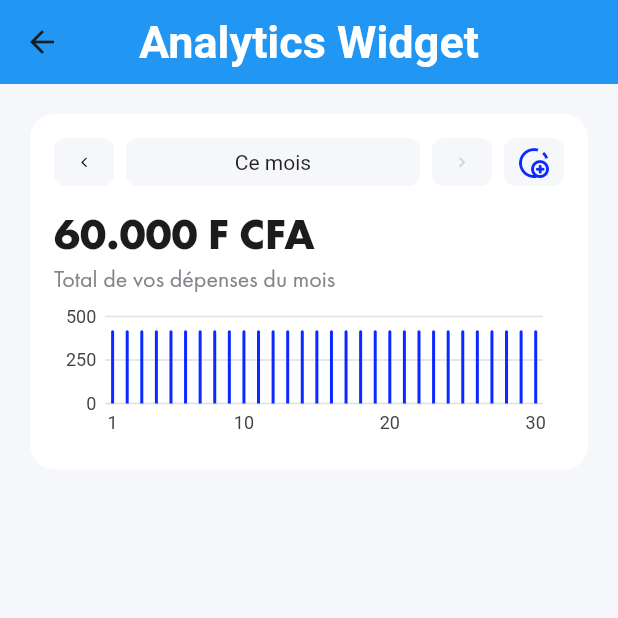
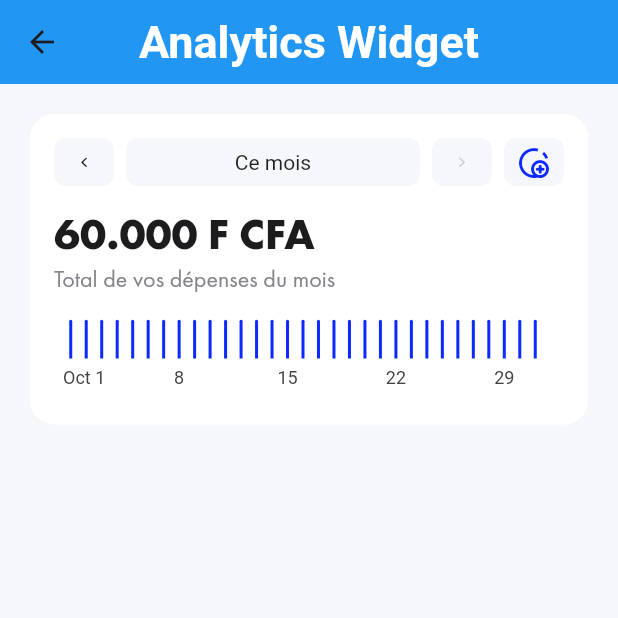
Before and after one commit to djamoapp/app-ui, a Flutter app: the AnalyticsView screen opened by its route, on a phone screen of 412 x 824 dp, the top half of it. Run offline on Flutter 3.47's test engine with Material 2 defaults, Android fonts, the phone set to English and light mode, and no system bars; our stand-ins replace cached_network_image, charts_flutter, countup, custom_sliding_segmented_control, dotted_line, flutter_svg and 5 more; missing offline and left inert: country_calling_code_picker; Roboto replaces fonts that are missing (Futura PT).

Commit message:
Implement new chart widget

```diff
--- /dev/null
+++ b/lib/core/models/chart_coodinate.dart
@@ -0,0 +1,9 @@
+import 'dart:ui';
+
+class ChartCoordinates<X, Y> {
+  final X x;
+  final Y y;
+  final Color? color;
+
+  ChartCoordinates(this.x, this.y, {this.color});
+}
--- a/lib/core_components/views/analytics_widget/analytics_widget.dart
+++ b/lib/core_components/views/analytics_widget/analytics_widget.dart
@@ -1,4 +1,6 @@
 import 'dart:math';
+import 'package:app_ui/core/models/chart_coodinate.dart';
+import 'package:app_ui/core_components/views/analytics_widget/app_time_chart.dart';
 import 'package:app_ui/core_components/views/container/app_container.dart';
 import 'package:charts_flutter/flutter.dart' as charts;
 import 'package:app_ui/design_tokens/colors/interface_colors.dart';
@@ -221,48 +223,14 @@ class _AppAnalyticsWidgetState extends State<AppAnalyticsWidget> {
               color: NeutralColors.disabledTextColor,
             ),
           ),
-          SizedBox(
-            height: 100,
-            child: charts.BarChart(
-              [
-                charts.Series<Map<String, dynamic>, String>(
-                  id: 'app_chart',
-                  colorFn: (_, __) => charts.Color(
-                      r: InterfaceColors.action.defaultColor!.red,
-                      g: InterfaceColors.action.defaultColor!.green,
-                      b: InterfaceColors.action.defaultColor!.blue),
-                  domainFn: (data, _) => data[widget.dataDomainKey] == null
-                      ? ' ' * _!
-                      : data[widget.dataDomainKey].toString(),
-                  measureFn: (data, _) => data[widget.dataMeasureFnKey],
-                  data: widget.data[_currentMonth],
-                )..setAttribute(
-                    charts.measureAxisIdKey,
-                    _secondaryMeasureAxisId,
-                  ),
-              ],
-              animate: true,
-              defaultRenderer: charts.BarRendererConfig(
-                maxBarWidthPx: 2,
+          AppTimeChart(
+            height: 70,
+            data: List.generate(
+              31,
+              (index) => ChartCoordinates(
+                DateTime(2022, 10, index + 1),
+                Random().nextDouble() * 500,
               ),
-              domainAxis: const charts.AxisSpec<String>(
-                showAxisLine: false,
-              ),
-              behaviors: [
-                charts.LinePointHighlighter(
-                  showHorizontalFollowLine:
-                      charts.LinePointHighlighterFollowLineType.none,
-                  showVerticalFollowLine:
-                      charts.LinePointHighlighterFollowLineType.nearest,
-                ),
-                charts.SelectNearest(
-                    eventTrigger: charts.SelectionTrigger.tapAndDrag),
-                charts.InitialSelection(selectedDataConfig: [
-                  charts.SeriesDatumConfig<String>(
-                      chartSeriesId, "${DateTime.now().day}")
-                ]),
-                //charts.LinePointHighlighter(symbolRenderer: _CustomCircleSymbolRenderer(pointerValue: 12))
-              ],
             ),
           ),
           if (_showGauges && widget.bottom != null) ...[
--- /dev/null
+++ b/lib/core_components/views/analytics_widget/app_time_chart.dart
@@ -0,0 +1,249 @@
+import 'dart:math';
+
+import 'package:app_ui/core_components/views/container/app_container.dart';
+import 'package:app_ui/design_tokens/colors/neutral_colors.dart';
+import 'package:app_ui/design_tokens/layout_and_spacing/app_spacings.dart';
+import 'package:app_ui/design_tokens/typography/typography.dart';
+import 'package:flutter/material.dart';
+import '../../../core/models/chart_coodinate.dart';
+import '../../../design_tokens/colors/interface_colors.dart';
+import 'package:charts_flutter/flutter.dart' as charts;
+import 'package:charts_flutter/src/text_style.dart' as style;
+import 'package:charts_flutter/src/text_element.dart';
+
+class AppTimeChart extends StatelessWidget {
+  const AppTimeChart({
+    Key? key,
+    required this.data,
+    this.height = 100,
+    this.barColor,
+    this.animate = true,
+    this.primaryAxisFormatter,
+    this.showPrimaryAxisLine = false,
+    this.domainAxisFormatter,
+    this.showDomainAxisLine = false,
+    this.barWidth = 2,
+    this.increments = const [5],
+    this.showPrimaryAxis = false,
+  }) : super(key: key);
+
+  final double height;
+
+  final int barWidth;
+
+  final Color? barColor;
+
+  final List<ChartCoordinates<DateTime, double>> data;
+
+  final bool animate;
+
+  final String Function(num? value)? primaryAxisFormatter;
+
+  final bool showPrimaryAxisLine;
+
+  final bool showPrimaryAxis;
+
+  final String Function(DateTime? value)? domainAxisFormatter;
+
+  final bool showDomainAxisLine;
+
+  final List<int> increments;
+
+  final String _secondaryMeasureAxisId = 'secondaryMeasureAxisId';
+
+  final String _chartId = "app_chart";
+
+  @override
+  Widget build(BuildContext context) {
+    final charts.Series<ChartCoordinates<DateTime, double>, DateTime> chart =
+        charts.Series<ChartCoordinates<DateTime, double>, DateTime>(
+      id: _chartId,
+      colorFn: (coordinate, __) => charts.Color(
+        r: (coordinate.color ??
+                barColor ??
+                InterfaceColors.action.defaultColor!)
+            .red,
+        g: (coordinate.color ??
+                barColor ??
+                InterfaceColors.action.defaultColor!)
+            .green,
+        b: (coordinate.color ??
+                barColor ??
+                InterfaceColors.action.defaultColor!)
+            .blue,
+      ),
+      domainFn: (coordinate, _) => coordinate.x,
+      measureFn: (coordinate, _) => coordinate.y,
+      data: data,
+    );
+    if (showPrimaryAxis) {
+      chart.setAttribute(
+        charts.measureAxisIdKey,
+        _secondaryMeasureAxisId,
+      );
+    }
+    return SizedBox(
+      height: height,
+      child: charts.TimeSeriesChart(
+        [chart],
+        animate: true,
+        defaultRenderer: charts.BarRendererConfig(
+          maxBarWidthPx: barWidth,
+        ),
+        secondaryMeasureAxis: charts.NumericAxisSpec(
+          showAxisLine: showPrimaryAxisLine,
+          tickFormatterSpec: charts.BasicNumericTickFormatterSpec(
+            primaryAxisFormatter ??
+                (value) => value.toString().replaceAll(".0", "") + " F",
+          ),
+        ),
+        primaryMeasureAxis: charts.NumericAxisSpec(
+          renderSpec: charts.NoneRenderSpec(),
+        ),
+        domainAxis: charts.DateTimeAxisSpec(
+          showAxisLine: showDomainAxisLine,
+          tickFormatterSpec: charts.BasicDateTimeTickFormatterSpec(
+            domainAxisFormatter ?? (datetime) => datetime.day.toString(),
+          ),
+          tickProviderSpec: charts.DayTickProviderSpec(
+            increments: increments,
+          ),
+        ),
+        layoutConfig: charts.LayoutConfig(
+          leftMarginSpec: charts.MarginSpec.fixedPixel(0),
+          topMarginSpec: charts.MarginSpec.fixedPixel(0),
+          rightMarginSpec: charts.MarginSpec.fixedPixel(
+            showPrimaryAxis ? AppSpacings.xxl.toInt() : 0,
+          ),
+          bottomMarginSpec: charts.MarginSpec.fixedPixel(AppSpacings.m.toInt()),
+        ),
+        behaviors: [
+          charts.LinePointHighlighter(
+            showHorizontalFollowLine:
+                charts.LinePointHighlighterFollowLineType.none,
+            showVerticalFollowLine:
+                charts.LinePointHighlighterFollowLineType.nearest,
+          ),
+          charts.SelectNearest(
+            eventTrigger: charts.SelectionTrigger.tapAndDrag,
+          ),
+          // charts.LinePointHighlighter(
+          //   symbolRenderer: _CustomCircleSymbolRenderer(),
+          // ),
+          // charts.InitialSelection(
+          //   selectedDataConfig: [
+          //     charts.SeriesDatumConfig<String>(
+          //       _chartId,
+          //       "${DateTime.now().day}",
+          //     )
+          //   ],
+          // ),
+          //LinePointHighlighter(symbolRenderer: _CustomCircleSymbolRenderer(pointerValue: 12))
+        ],
+      ),
+    );
+  }
+}
+
+class ChartBox extends charts.CustomSymbolRenderer {
+  @override
+  Widget build(
+    BuildContext context, {
+    Color? color,
+    required Size size,
+    bool enabled = true,
+  }) {
+    return AppContainer(
+      padding: EdgeInsets.only(
+        left: AppSpacings.s,
+        right: AppSpacings.s,
+        top: AppSpacings.xs,
+        bottom: AppSpacings.xs,
+      ),
+      color: NeutralColors.neutral200,
+      child: Column(
+        mainAxisSize: MainAxisSize.min,
+        children: [
+          Text(
+            "Dépenses du 23/04/22",
+            style: AppTypography.body?.tiny?.copyWith(
+              color: NeutralColors.disabledTextColor,
+            ),
+          ),
+          Text(
+            "98.514 F CFA",
+            style: AppTypography.body?.bTiny,
+          ),
+        ],
+      ),
+    );
+  }
+}
+
+class _CustomCircleSymbolRenderer extends charts.CircleSymbolRenderer {
+  @override
+  Widget build(
+    BuildContext context, {
+    Color? color,
+    required Size size,
+    bool enabled = true,
+  }) {
+    return AppContainer(
+      padding: EdgeInsets.only(
+        left: AppSpacings.s,
+        right: AppSpacings.s,
+        top: AppSpacings.xs,
+        bottom: AppSpacings.xs,
+      ),
+      color: NeutralColors.neutral200,
+      child: Column(
+        mainAxisSize: MainAxisSize.min,
+        children: [
+          Text(
+            "Dépenses du 23/04/22",
+            style: AppTypography.body?.tiny?.copyWith(
+              color: NeutralColors.disabledTextColor,
+            ),
+          ),
+          Text(
+            "98.514 F CFA",
+            style: AppTypography.body?.bTiny,
+          ),
+        ],
+      ),
+    );
+  }
+
+  @override
+  void paint(
+    charts.ChartCanvas canvas,
+    Rectangle<num> bounds, {
+    List<int>? dashPattern,
+    charts.Color? fillColor,
+    charts.FillPatternType? fillPattern,
+    charts.Color? strokeColor,
+    double? strokeWidthPx,
+  }) {
+    final text = "Dépenses au ";
+    super.paint(
+      canvas,
+      bounds,
+      dashPattern: dashPattern,
+      fillColor: fillColor,
+      strokeColor: strokeColor,
+      strokeWidthPx: strokeWidthPx,
+    );
+    canvas.drawRect(
+        Rectangle(bounds.left - 25, bounds.top - 40, bounds.width + 103,
+            bounds.height + 25),
+        strokeWidthPx: 1,
+        fill: charts.Color.white,
+        stroke: charts.Color.fromHex(code: "#0C29FF"));
+    var textStyle = style.TextStyle();
+    textStyle.fontFamily = "FuturaPTMediumBold";
+    textStyle.color = charts.Color.black;
+    textStyle.fontSize = 12;
+    canvas.drawText(TextElement(text, style: textStyle),
+        (bounds.left).round() - 20, (bounds.top - 35).round());
+  }
+}
```
